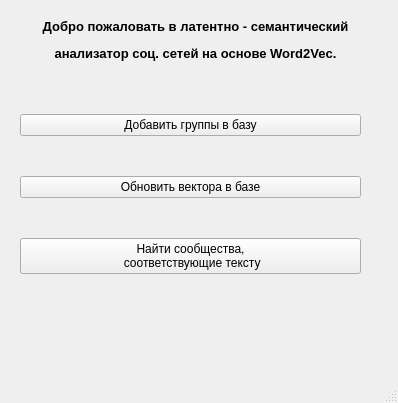
Qt form mainwindow.ui (arektar/Vk_grups_analiser) before a commit.
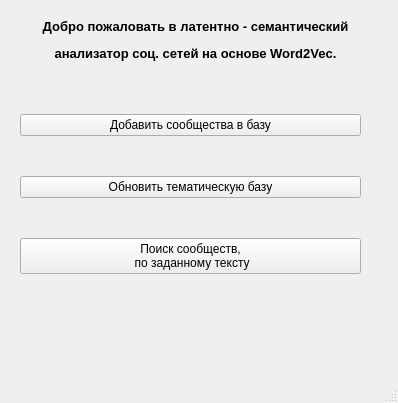
The same form after that commit.

What changed in the file:
```diff
--- a/mainwindow.ui
+++ b/mainwindow.ui
@@ -40,22 +40,25 @@
      <item>
       <widget class="QPushButton" name="pushButton">
        <property name="text">
-        <string>Добавить группы в базу</string>
+        <string>Добавить сообщества в базу</string>
        </property>
       </widget>
      </item>
      <item>
       <widget class="QPushButton" name="pushButton_2">
        <property name="text">
-        <string>Обновить вектора в базе</string>
+        <string>Обновить тематическую базу</string>
        </property>
       </widget>
      </item>
      <item>
       <widget class="QPushButton" name="pushButton_3">
+       <property name="enabled">
+        <bool>true</bool>
+       </property>
        <property name="text">
-        <string>Найти сообщества,
- соответствующие тексту</string>
+        <string>Поиск сообществ,
+ по заданному тексту</string>
        </property>
       </widget>
      </item>
```
